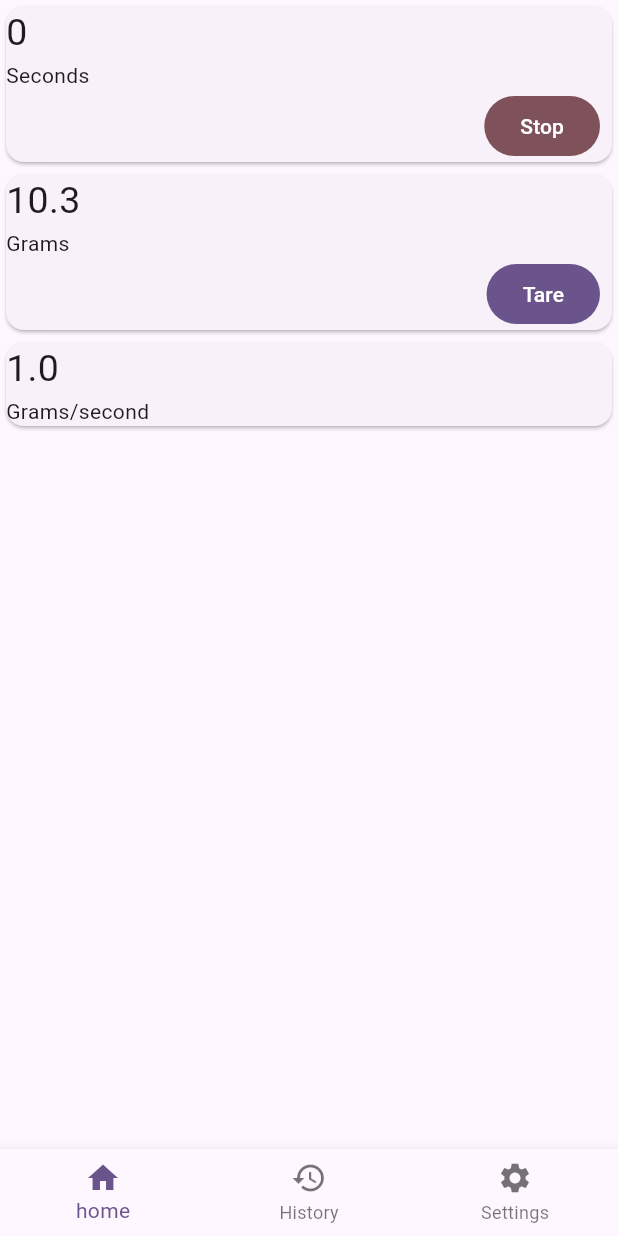
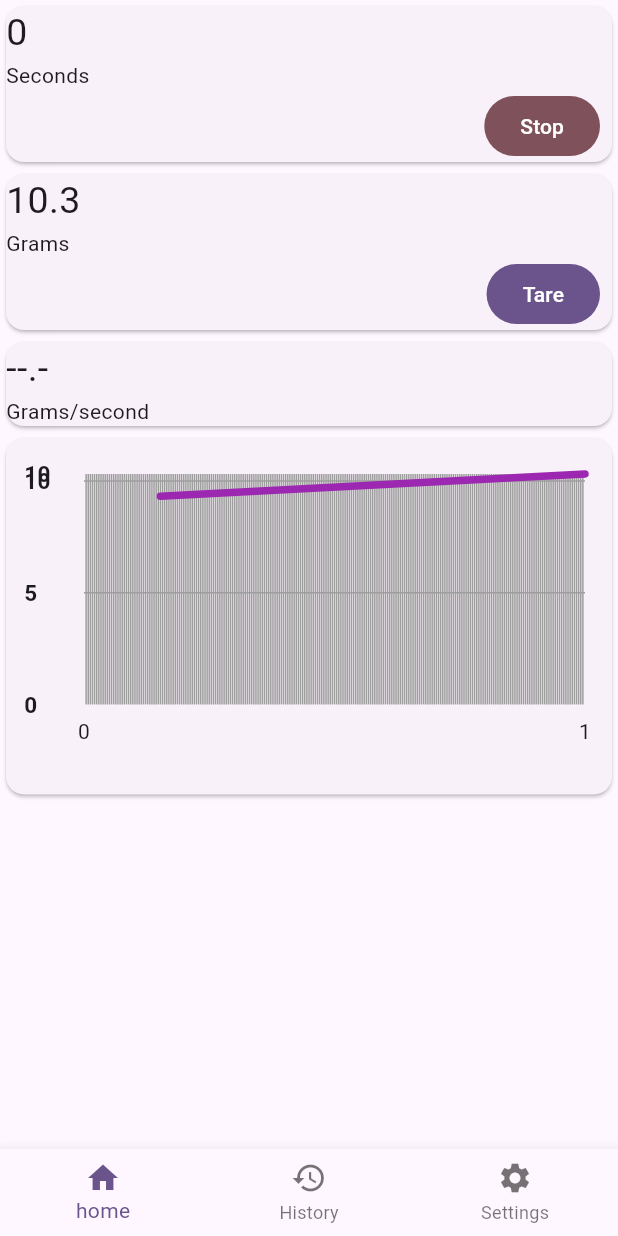
Before and after one commit to lazytesting/espresso-log, a Flutter app: the screen it shows after launch, after a tap on "Start", on a phone screen of 412 x 824 dp. Run offline on Flutter 3.47's test engine with Material 3 defaults, Android fonts, the phone set to English and light mode, and no system bars; drawn by our look-alikes of fl_chart; our stand-ins replace flutter_bloc, flutter_blue_plus, get_it, go_router, rxdart.

Commit message:
added graph

```diff
--- /dev/null
+++ b/devtools_options.yaml
@@ -0,0 +1 @@
+extensions:
--- a/lib/main.dart
+++ b/lib/main.dart
@@ -1,12 +1,20 @@
-import 'package:espresso_log/abstract_scale_service.dart';
-import 'package:espresso_log/mock_scale_service.dart';
+import 'package:espresso_log/services/scale/abstract_scale_service.dart';
+import 'package:espresso_log/services/scale/mock_scale_service.dart';
 import 'package:espresso_log/router.dart';
-import 'package:espresso_log/decent_scale_service.dart';
+import 'package:espresso_log/services/scale/decent_scale_service.dart';
+import 'package:espresso_log/services/timer/abstract_timer_service.dart';
+import 'package:espresso_log/services/timer/timer_service.dart';
+import 'package:espresso_log/ui/home/current-weight/current_weight_cubit.dart';
+import 'package:espresso_log/ui/home/timer/timer_cubit.dart';
+import 'package:espresso_log/ui/home/weight-change/weight_change_cubit.dart';
+import 'package:espresso_log/ui/home/weight_graph/weight_graph_cubit.dart';
 import 'package:flutter/material.dart';
+import 'package:flutter_bloc/flutter_bloc.dart';
 import 'package:get_it/get_it.dart';
 
 final getIt = GetIt.instance;
 void main() {
+  getIt.registerSingleton<AbstractTimerService>(TimerService());
   getIt.registerSingletonAsync<AbstractScaleService>(() async {
     final scaleService = MockScaleService();
     //final scaleService = DecentScaleService();
@@ -14,7 +22,12 @@ void main() {
     return scaleService;
   });
 
-  runApp(const MyApp());
+  runApp(MultiBlocProvider(providers: [
+    BlocProvider(create: (_) => CurrentWeightCubit()),
+    BlocProvider(create: (_) => WeightChangeCubit()),
+    BlocProvider(create: (_) => TimerCubit()),
+    BlocProvider(create: (_) => WeightGraphCubit()),
+  ], child: const MyApp()));
 }
 
 class MyApp extends StatelessWidget {
--- a/lib/router.dart
+++ b/lib/router.dart
@@ -1,6 +1,7 @@
 import 'package:espresso_log/ui/home/current-weight/current_weight_cubit.dart';
 import 'package:espresso_log/ui/home/timer/timer_cubit.dart';
 import 'package:espresso_log/ui/home/weight-change/weight_change_cubit.dart';
+import 'package:espresso_log/ui/home/weight_graph/weight_graph_cubit.dart';
 import 'package:espresso_log/ui/scaffold/bottom_navigation.dart';
 import 'package:espresso_log/ui/history/history.dart';
 import 'package:espresso_log/ui/home/home.dart';
@@ -35,16 +36,10 @@ class AppRouter {
                 GoRoute(
                   path: homePath,
                   builder: (context, state) {
-                    return MultiBlocProvider(
-                        providers: [
-                          BlocProvider(create: (_) => CurrentWeightCubit()),
-                          BlocProvider(create: (_) => WeightChangeCubit()),
-                          BlocProvider(create: (_) => TimerCubit()),
-                        ],
-                        child: ScreenContainer(
-                          key: state.pageKey,
-                          child: const HomeScreen(),
-                        ));
+                    return ScreenContainer(
+                      key: state.pageKey,
+                      child: const HomeScreen(),
+                    );
                   },
                 ),
               ],
--- a/lib/abstract_scale_service.dart
+++ b/lib/services/scale/abstract_scale_service.dart
@@ -1,4 +1,4 @@
-import 'package:espresso_log/weight_notification.dart';
+import 'package:espresso_log/services/scale/weight_notification.dart';
 import 'package:rxdart/rxdart.dart';
 
 abstract class AbstractScaleService {
--- a/lib/decent_scale_service.dart
+++ b/lib/services/scale/decent_scale_service.dart
@@ -1,7 +1,7 @@
 import 'dart:io';
 
-import 'package:espresso_log/abstract_scale_service.dart';
-import 'package:espresso_log/weight_notification.dart';
+import 'package:espresso_log/services/scale/abstract_scale_service.dart';
+import 'package:espresso_log/services/scale/weight_notification.dart';
 import 'package:flutter_blue_plus/flutter_blue_plus.dart';
 import 'package:rxdart/rxdart.dart';
 
@@ -128,8 +128,9 @@ class DecentScaleService implements AbstractScaleService {
       var millisSinceOn = value[6];
       var totalMillisSinceOn =
           (minutesSinceOn * 60 * 1000) + secondsSinceOn * 1000 + millisSinceOn;
+      // TODO: check received time vs message time
       var notification = WeightNotification(
-          weight: grams, isStable: isStable, millisSinceOn: totalMillisSinceOn);
+          weight: grams, isStable: isStable, timeStamp: DateTime.now());
       // ignore: avoid_print
       print("reading ${notification.weight}");
       weightNotificationController.add(notification);
--- a/lib/mock_scale_service.dart
+++ b/lib/services/scale/mock_scale_service.dart
@@ -1,8 +1,8 @@
 import 'dart:async';
 import 'dart:math';
 
-import 'package:espresso_log/abstract_scale_service.dart';
-import 'package:espresso_log/weight_notification.dart';
+import 'package:espresso_log/services/scale/abstract_scale_service.dart';
+import 'package:espresso_log/services/scale/weight_notification.dart';
 import 'package:rxdart/rxdart.dart';
 
 class MockScaleService implements AbstractScaleService {
@@ -17,7 +17,7 @@ class MockScaleService implements AbstractScaleService {
       weightNotificationController.add(WeightNotification(
           weight: (_count / 5) + Random().nextDouble(),
           isStable: true,
-          millisSinceOn: DateTime.now().millisecondsSinceEpoch));
+          timeStamp: DateTime.now()));
       _count++;
     });
   }
@@ -25,9 +25,7 @@ class MockScaleService implements AbstractScaleService {
   @override
   Future<void> tareCommand() async {
     weightNotificationController.add(WeightNotification(
-        weight: 0,
-        isStable: true,
-        millisSinceOn: DateTime.now().millisecondsSinceEpoch));
+        weight: 0, isStable: true, timeStamp: DateTime.now()));
     _count = 0;
   }
 
--- /dev/null
+++ b/lib/services/scale/weight_notification.dart
@@ -0,0 +1,8 @@
+class WeightNotification {
+  final double weight;
+  final bool isStable;
+  final DateTime timeStamp;
+
+  WeightNotification(
+      {required this.weight, required this.isStable, required this.timeStamp});
+}
--- /dev/null
+++ b/lib/services/timer/abstract_timer_service.dart
@@ -0,0 +1,27 @@
+import 'package:rxdart/rxdart.dart';
+
+abstract class AbstractTimerService {
+  final timerUpdates = BehaviorSubject<TimerEvent>();
+
+  Future<void> start() async {}
+
+  Future<void> stop() async {}
+}
+
+abstract class TimerEvent {
+  final int milliseconds;
+
+  TimerEvent(this.milliseconds);
+}
+
+class TimerStartedEvent extends TimerEvent {
+  TimerStartedEvent(int milliseconds) : super(milliseconds);
+}
+
+class TimerTickedEvent extends TimerEvent {
+  TimerTickedEvent(int milliseconds) : super(milliseconds);
+}
+
+class TimerStoppedEvent extends TimerEvent {
+  TimerStoppedEvent(int milliseconds) : super(milliseconds);
+}
--- /dev/null
+++ b/lib/services/timer/timer_service.dart
@@ -0,0 +1,34 @@
+import 'dart:async';
+
+import 'package:espresso_log/services/timer/abstract_timer_service.dart';
+import 'package:espresso_log/ui/home/timer/timer_cubit.dart';
+import 'package:rxdart/rxdart.dart';
+
+class TimerService implements AbstractTimerService {
+  @override
+  final timerUpdates = BehaviorSubject<TimerEvent>();
+  final _stopwatch = Stopwatch();
+  bool _isRunning = false;
+
+  @override
+  Future<void> start() async {
+    timerUpdates.add(TimerStartedEvent(0));
+    _stopwatch.reset();
+    _stopwatch.start();
+    _isRunning = true;
+    // TODO change timing
+    Timer.periodic(const Duration(milliseconds: 200), (timer) {
+      if (!_isRunning) {
+        timer.cancel();
+        timerUpdates.add(TimerStoppedEvent(_stopwatch.elapsedMilliseconds));
+      } else {
+        timerUpdates.add(TimerTickedEvent(_stopwatch.elapsedMilliseconds));
+      }
+    });
+  }
+
+  @override
+  Future<void> stop() async {
+    _isRunning = false;
+  }
+}
--- a/lib/ui/home/current-weight/current_weight_cubit.dart
+++ b/lib/ui/home/current-weight/current_weight_cubit.dart
@@ -1,4 +1,4 @@
-import 'package:espresso_log/abstract_scale_service.dart';
+import 'package:espresso_log/services/scale/abstract_scale_service.dart';
 import 'package:espresso_log/main.dart';
 import 'package:flutter/material.dart';
 import 'package:flutter_bloc/flutter_bloc.dart';
--- a/lib/ui/home/home.dart
+++ b/lib/ui/home/home.dart
@@ -1,6 +1,7 @@
 import 'package:espresso_log/ui/home/current-weight/current_weight_widget.dart';
 import 'package:espresso_log/ui/home/timer/timer_widget.dart';
 import 'package:espresso_log/ui/home/weight-change/weight_change_widget.dart';
+import 'package:espresso_log/ui/home/weight_graph/weight_graph_widget.dart';
 import 'package:espresso_log/ui/scaffold/screen_container.dart';
 import 'package:flutter/material.dart';
 
@@ -15,6 +16,7 @@ class HomeScreen extends StatelessWidget {
           TimerWidget(),
           CurrentWeightWidget(),
           WeightChangeWidget(),
+          WeightGraphWidget()
         ]));
   }
 }
--- a/lib/ui/home/timer/timer_cubit.dart
+++ b/lib/ui/home/timer/timer_cubit.dart
@@ -1,30 +1,29 @@
 import 'dart:async';
 
+import 'package:espresso_log/main.dart';
+import 'package:espresso_log/services/timer/abstract_timer_service.dart';
 import 'package:flutter_bloc/flutter_bloc.dart';
 
 part 'timer_state.dart';
 
 class TimerCubit extends Cubit<TimerState> {
-  final _stopwatch = Stopwatch();
-  bool _isRunning = false;
+  final AbstractTimerService _timerService = getIt.get<AbstractTimerService>();
 
-  TimerCubit() : super(TimerInitial());
-
-  void start() {
-    _stopwatch.reset();
-    _stopwatch.start();
-    _isRunning = true;
-    Timer.periodic(const Duration(milliseconds: 200), (timer) {
-      if (!_isRunning) {
-        timer.cancel();
-        emit(TimerStopped((_stopwatch.elapsedMilliseconds / 1000).round()));
+  TimerCubit() : super(TimerInitial()) {
+    _timerService.timerUpdates.listen((event) {
+      if (event is TimerStoppedEvent) {
+        emit(TimerStopped((event.milliseconds / 1000).round()));
       } else {
-        emit(TimerRunning((_stopwatch.elapsedMilliseconds / 1000).round()));
+        emit(TimerRunning((event.milliseconds / 1000).round()));
       }
     });
   }
 
+  void start() {
+    _timerService.start();
+  }
+
   void stop() {
-    _isRunning = false;
+    _timerService.stop();
   }
 }
--- a/lib/ui/home/weight-change/weight_change_cubit.dart
+++ b/lib/ui/home/weight-change/weight_change_cubit.dart
@@ -1,6 +1,6 @@
-import 'package:espresso_log/abstract_scale_service.dart';
+import 'package:espresso_log/services/scale/abstract_scale_service.dart';
 import 'package:espresso_log/main.dart';
-import 'package:espresso_log/weight_notification.dart';
+import 'package:espresso_log/services/scale/weight_notification.dart';
 import 'package:flutter_bloc/flutter_bloc.dart';
 
 part 'weight_change_state.dart';
@@ -12,22 +12,26 @@ class WeightChangeCubit extends Cubit<WeightChangeState> {
     _scaleService.weightNotificationController.stream.listen((event) {
       // prevent out of order events
       if (_history.isNotEmpty &&
-          _history.last.millisSinceOn > event.millisSinceOn) {
+          _history.last.timeStamp.millisecondsSinceEpoch >
+              event.timeStamp.millisecondsSinceEpoch) {
         return;
       }
 
       _history.add(event);
 
       // cleanup history
-      var removeBefore = _history.last.millisSinceOn - 600;
-      _history.removeWhere((element) => element.millisSinceOn < removeBefore);
+      var removeBefore =
+          _history.last.timeStamp.subtract(const Duration(microseconds: 600));
+      _history
+          .removeWhere((element) => element.timeStamp.isBefore(removeBefore));
 
       // emit average
       if (_history.length > 1) {
         var first = _history.first;
         var last = _history.last;
         var weightDiff = last.weight - first.weight;
-        var duration = last.millisSinceOn - first.millisSinceOn;
+        var duration =
+            last.timeStamp.difference(first.timeStamp).inMilliseconds;
         var weightChange = weightDiff / duration * 1000;
         emit(WeightChangeUpdated(weightChange));
       }
--- /dev/null
+++ b/lib/ui/home/weight_graph/weight_graph_cubit.dart
@@ -0,0 +1,61 @@
+import 'package:espresso_log/main.dart';
+import 'package:espresso_log/services/scale/abstract_scale_service.dart';
+import 'package:espresso_log/services/scale/weight_notification.dart';
+import 'package:espresso_log/services/timer/abstract_timer_service.dart';
+import 'package:flutter_bloc/flutter_bloc.dart';
+
+part 'weight_graph_state.dart';
+
+class WeightGraphCubit extends Cubit<WeightGraphState> {
+  final AbstractScaleService _scaleService = getIt.get<AbstractScaleService>();
+  final AbstractTimerService _timerService = getIt.get<AbstractTimerService>();
+  bool _isTimmerRunning = false;
+  List<WeightNotification> _weightNotifications = [];
+  DateTime? _startTime;
+
+  List<GraphData> _getGraphData() {
+    if (_weightNotifications.isEmpty) return [];
+    if (_startTime == null) return []; //todo check
+    var allGraphPoints = _weightNotifications.map((wn) => GraphData(
+        wn.timeStamp.difference(_startTime!).inMilliseconds, wn.weight));
+
+    List<GraphData> filteredList = [];
+    int nextSecond = 0;
+
+    for (GraphData point in allGraphPoints) {
+      if (point.millisecond >= nextSecond) {
+        filteredList.add(point);
+        nextSecond += 1000;
+      }
+    }
+
+    if (allGraphPoints.last.millisecond > filteredList.last.millisecond) {
+      filteredList.add(allGraphPoints.last);
+    }
+
+    return filteredList.toList();
+  }
+
+  WeightGraphCubit() : super(WeightGraphInitial()) {
+    emit(WeightGraphInitial());
+
+    _timerService.timerUpdates.stream.listen((event) {
+      if (event is TimerStartedEvent) {
+        _isTimmerRunning = true;
+        _startTime = DateTime.now();
+      }
+      if (event is TimerStoppedEvent) {
+        _isTimmerRunning = false;
+        emit(WeightGraphStopped(_getGraphData()));
+        _weightNotifications = [];
+        _startTime = null;
+      }
+    });
+
+    _scaleService.weightNotificationController.stream.listen((event) {
+      if (!_isTimmerRunning) return;
+      _weightNotifications.add(event);
+      emit(WeightGraphUpdating(_getGraphData()));
+    });
+  }
+}
--- /dev/null
+++ b/lib/ui/home/weight_graph/weight_graph_state.dart
@@ -0,0 +1,22 @@
+part of 'weight_graph_cubit.dart';
+
+sealed class WeightGraphState {}
+
+final class WeightGraphInitial extends WeightGraphState {}
+
+final class WeightGraphUpdating extends WeightGraphState {
+  final List<GraphData> data;
+  WeightGraphUpdating(this.data);
+}
+
+final class WeightGraphStopped extends WeightGraphState {
+  final List<GraphData> data;
+  WeightGraphStopped(this.data);
+}
+
+class GraphData {
+  final int millisecond;
+  final double weight;
+
+  GraphData(this.millisecond, this.weight);
+}
--- /dev/null
+++ b/lib/ui/home/weight_graph/weight_graph_widget.dart
@@ -0,0 +1,138 @@
+import 'package:espresso_log/ui/home/timer/timer_cubit.dart';
+import 'package:espresso_log/ui/home/weight_graph/weight_graph_cubit.dart';
+import 'package:fl_chart/fl_chart.dart';
+import 'package:flutter/material.dart';
+import 'package:flutter_bloc/flutter_bloc.dart';
+
+class WeightGraphWidget extends StatelessWidget {
+  const WeightGraphWidget({super.key});
+
+  Widget _bottomTitleWidgets(double value, TitleMeta meta) {
+    const style = TextStyle(
+      fontWeight: FontWeight.bold,
+      fontSize: 2,
+    );
+    var text = Text((value / 1000).round().toString());
+
+    return SideTitleWidget(
+      axisSide: meta.axisSide,
+      child: text,
+    );
+  }
+
+  Widget _leftTitleWidgets(double value, TitleMeta meta) {
+    const style = TextStyle(
+      fontWeight: FontWeight.bold,
+      fontSize: 15,
+    );
+
+    return Text(value.round().toString(),
+        style: style, textAlign: TextAlign.left);
+  }
+
+  @override
+  Widget build(BuildContext context) {
+    return BlocBuilder<WeightGraphCubit, WeightGraphState>(
+      builder: (context, state) {
+        List<GraphData> data = [];
+        if (state is WeightGraphUpdating) {
+          data = state.data;
+        }
+        if (state is WeightGraphStopped) {
+          data = state.data;
+        }
+        var spots = data
+            .map((d) => FlSpot(d.millisecond.toDouble(), d.weight))
+            .toList();
+
+        var maxX = data.isNotEmpty ? data.last.millisecond : 10000;
+        var maxY = data.isNotEmpty
+            ? data
+                .reduce((curr, next) => curr.weight > next.weight ? curr : next)
+                .weight
+            : 40;
+
+        return Center(
+            child: Card(
+          clipBehavior: Clip.hardEdge,
+          child: AspectRatio(
+            aspectRatio: 1.70,
+            child: Padding(
+              padding: const EdgeInsets.only(
+                right: 18,
+                left: 12,
+                top: 24,
+                bottom: 30,
+              ),
+              child: LineChart(LineChartData(
+                gridData: FlGridData(
+                  show: true,
+                  drawVerticalLine: true,
+                  horizontalInterval: 5,
+                  verticalInterval: 5,
+                  getDrawingHorizontalLine: (value) {
+                    return const FlLine(
+                      color: Colors.grey,
+                      strokeWidth: 1,
+                    );
+                  },
+                  getDrawingVerticalLine: (value) {
+                    return const FlLine(
+                      color: Colors.grey,
+                      strokeWidth: 1,
+                    );
+                  },
+                ),
+                titlesData: FlTitlesData(
+                  show: true,
+                  rightTitles: const AxisTitles(
+                    sideTitles: SideTitles(showTitles: false),
+                  ),
+                  topTitles: const AxisTitles(
+                    sideTitles: SideTitles(showTitles: false),
+                  ),
+                  bottomTitles: AxisTitles(
+                    sideTitles: SideTitles(
+                      showTitles: true,
+                      reservedSize: 30,
+                      interval: 5000,
+                      getTitlesWidget: _bottomTitleWidgets,
+                    ),
+                  ),
+                  leftTitles: AxisTitles(
+                    sideTitles: SideTitles(
+                      showTitles: true,
+                      interval: 5,
+                      getTitlesWidget: _leftTitleWidgets,
+                      reservedSize: 40,
+                    ),
+                  ),
+                ),
+                borderData: FlBorderData(
+                  show: false,
+                  border: Border.all(color: const Color(0xff37434d)),
+                ),
+                minX: 0,
+                maxX: maxX.toDouble(),
+                minY: 0,
+                maxY: maxY.toDouble(),
+                lineBarsData: [
+                  LineChartBarData(
+                    spots: spots,
+                    isCurved: true,
+                    color: Colors.purple,
+                    barWidth: 5,
+                    isStrokeCapRound: true,
+                    dotData: const FlDotData(
+                      show: false,
+                    ),
+                  ),
+                ],
+              )),
+            ),
+          ),
+        ));
+      },
+    );
+  }
+}
--- a/lib/ui/settings/settings.dart
+++ b/lib/ui/settings/settings.dart
@@ -1,6 +1,6 @@
-import 'package:espresso_log/abstract_scale_service.dart';
+import 'package:espresso_log/services/scale/abstract_scale_service.dart';
 import 'package:espresso_log/main.dart';
-import 'package:espresso_log/decent_scale_service.dart';
+import 'package:espresso_log/services/scale/decent_scale_service.dart';
 import 'package:espresso_log/ui/scaffold/screen_container.dart';
 import 'package:flutter/material.dart';
 
--- a/lib/weight_notification.dart
+++ /dev/null
@@ -1,10 +0,0 @@
-class WeightNotification {
-  final double weight;
-  final bool isStable;
-  final int millisSinceOn;
-
-  WeightNotification(
-      {required this.weight,
-      required this.isStable,
-      required this.millisSinceOn});
-}
```
